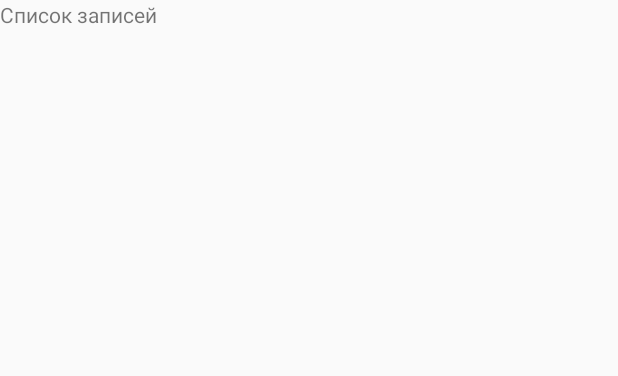
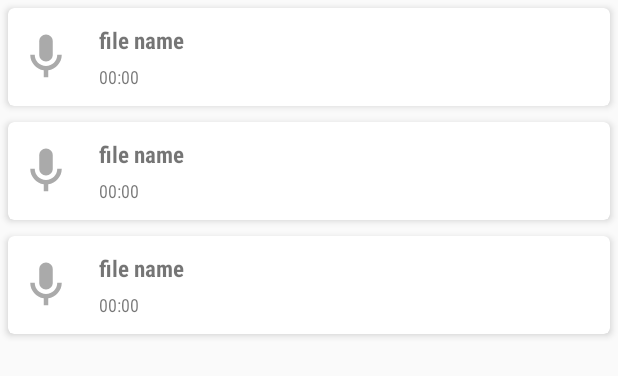
Before and after one commit to locksmith-ru/voice-recorder, an Android app: the layout fragment_list_record.xml on its own in the app's theme, with its tools: preview values and no code run, on a phone screen of 412 x 824 dp. Shown: the top 376 px of the screen. Run offline under Robolectric (Android 15) with nearby library versions, the phone set to English and light mode, and no system bars.

Commit message:
Фрагмент с отображением списка записанных файлов

```diff
--- a/app/src/main/res/layout/fragment_list_record.xml
+++ b/app/src/main/res/layout/fragment_list_record.xml
@@ -1,13 +1,28 @@
 <?xml version="1.0" encoding="utf-8"?>
-<FrameLayout xmlns:android="http://schemas.android.com/apk/res/android"
+<layout xmlns:android="http://schemas.android.com/apk/res/android"
+    xmlns:app="http://schemas.android.com/apk/res-auto"
     xmlns:tools="http://schemas.android.com/tools"
-    android:layout_width="match_parent"
-    android:layout_height="match_parent"
     tools:context=".recordlist.ListRecordFragment">
 
-    <TextView
+    <data>
+
+        <variable
+            name="listRecordViewModel"
+            type="ru.bedayev.voicerecorder.recordlist.ListRecordViewModel" />
+    </data>
+
+    <RelativeLayout
         android:layout_width="match_parent"
-        android:layout_height="match_parent"
-        android:text="Список записей" />
+        android:layout_height="wrap_content"
+        android:layout_marginBottom="60dp">
 
-</FrameLayout>
+        <androidx.recyclerview.widget.RecyclerView
+            android:id="@+id/recycler_view"
+            android:layout_width="match_parent"
+            android:layout_height="match_parent"
+            app:layoutManager="androidx.recyclerview.widget.LinearLayoutManager"
+            tools:listitem="@layout/list_item_record" />
+
+    </RelativeLayout>
+
+</layout>
--- /dev/null
+++ b/app/src/main/res/layout/list_item_record.xml
@@ -0,0 +1,65 @@
+<?xml version="1.0" encoding="utf-8"?>
+<LinearLayout xmlns:android="http://schemas.android.com/apk/res/android"
+    xmlns:app="http://schemas.android.com/apk/res-auto"
+    xmlns:tools="http://schemas.android.com/tools"
+    android:layout_width="match_parent"
+    android:layout_height="wrap_content"
+    android:orientation="vertical"
+    tools:context=".recordlist.ListRecordFragment">
+
+    <androidx.cardview.widget.CardView
+        android:id="@+id/card_view"
+        android:layout_width="match_parent"
+        android:layout_height="65dp"
+        android:layout_gravity="center"
+        android:layout_margin="5dp"
+        android:foreground="?android:attr/selectableItemBackground"
+        app:cardCornerRadius="4dp"
+        app:cardElevation="3dip">
+
+        <LinearLayout
+            android:layout_width="match_parent"
+            android:layout_height="match_parent"
+            android:orientation="horizontal">
+
+            <ImageView
+                android:id="@+id/image_view"
+                android:layout_width="wrap_content"
+                android:layout_height="wrap_content"
+                android:layout_gravity="center_vertical"
+                android:layout_marginHorizontal="7dp"
+                android:src="@drawable/ic_mic_white_36"
+                app:tint="@android:color/darker_gray" />
+
+            <LinearLayout
+                android:layout_width="match_parent"
+                android:layout_height="wrap_content"
+                android:layout_gravity="center"
+                android:layout_marginStart="10dp"
+                android:orientation="vertical">
+
+                <TextView
+                    android:id="@+id/file_name_text"
+                    android:layout_width="wrap_content"
+                    android:layout_height="wrap_content"
+                    android:fontFamily="sans-serif-condensed"
+                    android:text="@string/file_name"
+                    android:textSize="15sp"
+                    android:textStyle="bold" />
+
+                <TextView
+                    android:id="@+id/file_length_text"
+                    android:layout_width="wrap_content"
+                    android:layout_height="wrap_content"
+                    android:layout_marginTop="5dp"
+                    android:fontFamily="sans-serif-condensed"
+                    android:textSize="12sp"
+                    tools:text="00:00" />
+
+            </LinearLayout>
+
+        </LinearLayout>
+
+    </androidx.cardview.widget.CardView>
+
+</LinearLayout>
--- a/app/src/main/res/values/strings.xml
+++ b/app/src/main/res/values/strings.xml
@@ -19,5 +19,6 @@
     <string name="toast_recording_permissions">Recording is impossible without permission</string>
     <string name="notification_channel_id" translatable="false">ru.bedayev.voicerecorder.record.RecordService</string>
     <string name="notification_channel_name" translatable="true">Recorder</string>
+    <string name="file_name">file name</string>
 
 </resources>
```
Also changed, not shown: app/src/main/java/ru/bedayev/voicerecorder/recordlist/ListRecordAdapter.kt (added, +53 -0 lines), app/src/main/java/ru/bedayev/voicerecorder/recordlist/ListRecordFragment.kt (+33 -8 lines), app/src/main/java/ru/bedayev/voicerecorder/recordlist/ListRecordViewModel.kt (added, +16 -0 lines), 1 other file.
